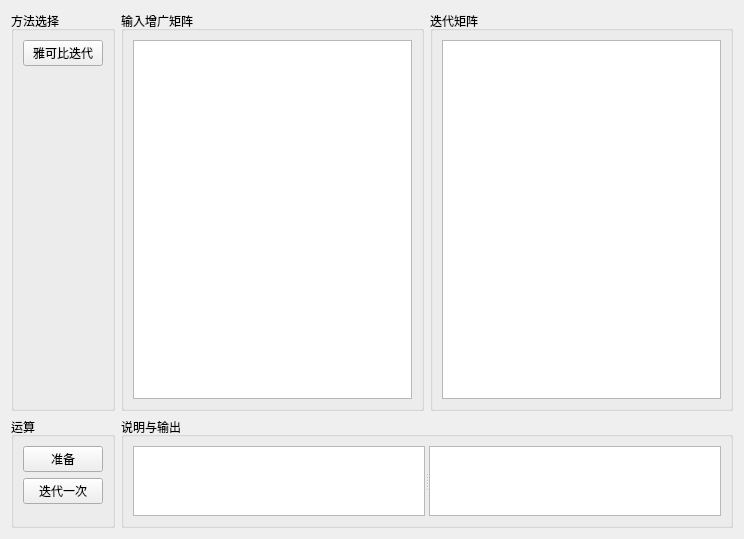
muaying/num, file source/num/Frame/FrameEGIter/FrameEGIter.ui: the form before one commit.
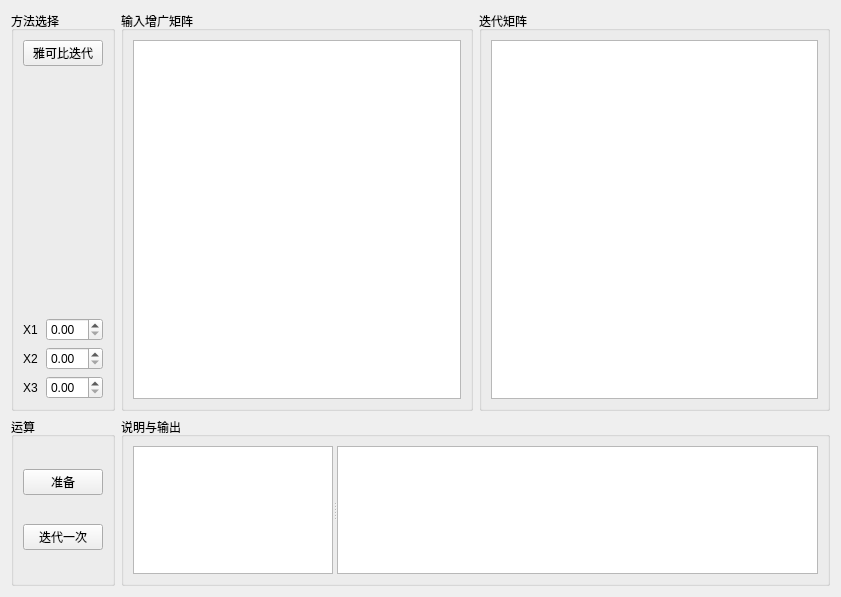
The form after the commit.

```diff
--- a/source/num/Frame/FrameEGIter/FrameEGIter.ui
+++ b/source/num/Frame/FrameEGIter/FrameEGIter.ui
@@ -6,8 +6,8 @@
    <rect>
     <x>0</x>
     <y>0</y>
-    <width>744</width>
-    <height>527</height>
+    <width>841</width>
+    <height>597</height>
    </rect>
   </property>
   <property name="windowTitle">
@@ -52,6 +52,48 @@
         </property>
        </spacer>
       </item>
+      <item>
+       <layout class="QHBoxLayout" name="horizontalLayout">
+        <item>
+         <widget class="QLabel" name="label">
+          <property name="text">
+           <string>X1</string>
+          </property>
+         </widget>
+        </item>
+        <item>
+         <widget class="QDoubleSpinBox" name="dspb_x1"/>
+        </item>
+       </layout>
+      </item>
+      <item>
+       <layout class="QHBoxLayout" name="horizontalLayout_2">
+        <item>
+         <widget class="QLabel" name="label_2">
+          <property name="text">
+           <string>X2</string>
+          </property>
+         </widget>
+        </item>
+        <item>
+         <widget class="QDoubleSpinBox" name="dspb_x2"/>
+        </item>
+       </layout>
+      </item>
+      <item>
+       <layout class="QHBoxLayout" name="horizontalLayout_3">
+        <item>
+         <widget class="QLabel" name="label_3">
+          <property name="text">
+           <string>X3</string>
+          </property>
+         </widget>
+        </item>
+        <item>
+         <widget class="QDoubleSpinBox" name="dspb_x3"/>
+        </item>
+       </layout>
+      </item>
      </layout>
     </widget>
    </item>
@@ -106,6 +148,12 @@
        <height>0</height>
       </size>
      </property>
+     <property name="maximumSize">
+      <size>
+       <width>16777215</width>
+       <height>200</height>
+      </size>
+     </property>
      <property name="title">
       <string>运算</string>
      </property>
@@ -124,19 +172,6 @@
         </property>
        </widget>
       </item>
-      <item>
-       <spacer name="verticalSpacer_2">
-        <property name="orientation">
-         <enum>Qt::Vertical</enum>
-        </property>
-        <property name="sizeHint" stdset="0">
-         <size>
-          <width>20</width>
-          <height>40</height>
-         </size>
-        </property>
-       </spacer>
-      </item>
      </layout>
     </widget>
    </item>
@@ -148,6 +183,12 @@
        <height>0</height>
       </size>
      </property>
+     <property name="maximumSize">
+      <size>
+       <width>16777215</width>
+       <height>200</height>
+      </size>
+     </property>
      <property name="title">
       <string>说明与输出</string>
      </property>
@@ -157,8 +198,34 @@
         <property name="orientation">
          <enum>Qt::Horizontal</enum>
         </property>
-        <widget class="QPlainTextEdit" name="info"/>
-        <widget class="QPlainTextEdit" name="output"/>
+        <widget class="QPlainTextEdit" name="info">
+         <property name="sizePolicy">
+          <sizepolicy hsizetype="Preferred" vsizetype="Preferred">
+           <horstretch>0</horstretch>
+           <verstretch>0</verstretch>
+          </sizepolicy>
+         </property>
+         <property name="maximumSize">
+          <size>
+           <width>200</width>
+           <height>16777215</height>
+          </size>
+         </property>
+         <property name="readOnly">
+          <bool>true</bool>
+         </property>
+        </widget>
+        <widget class="QPlainTextEdit" name="output">
+         <property name="sizePolicy">
+          <sizepolicy hsizetype="Preferred" vsizetype="Preferred">
+           <horstretch>0</horstretch>
+           <verstretch>0</verstretch>
+          </sizepolicy>
+         </property>
+         <property name="readOnly">
+          <bool>true</bool>
+         </property>
+        </widget>
        </widget>
       </item>
      </layout>
```
